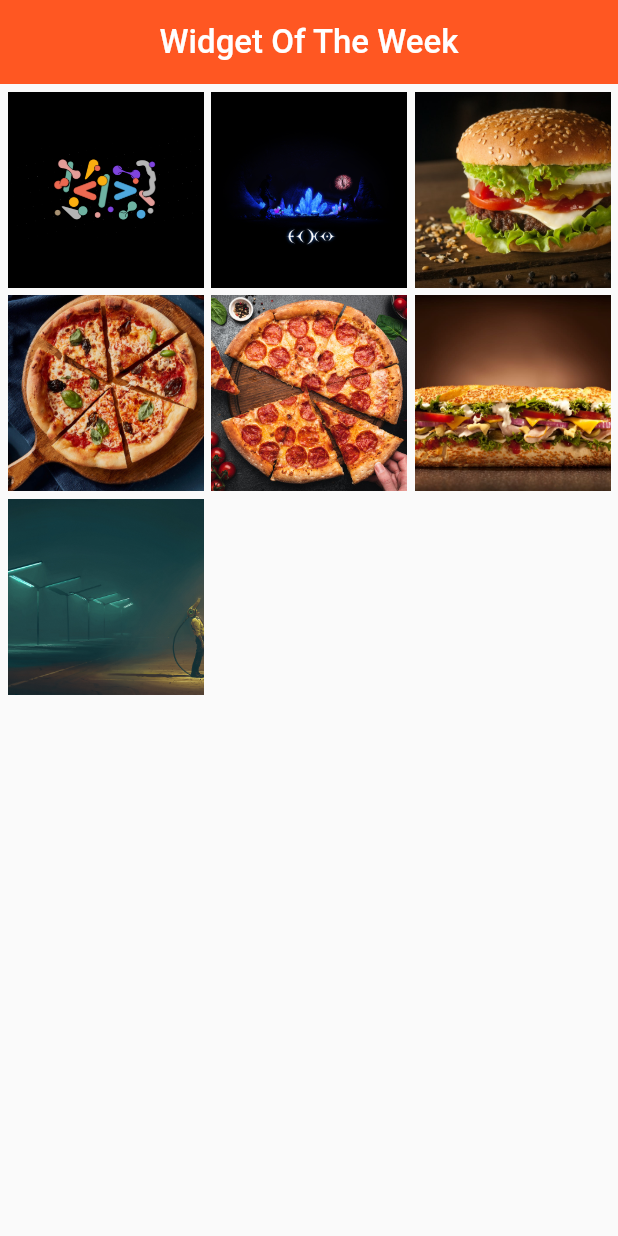
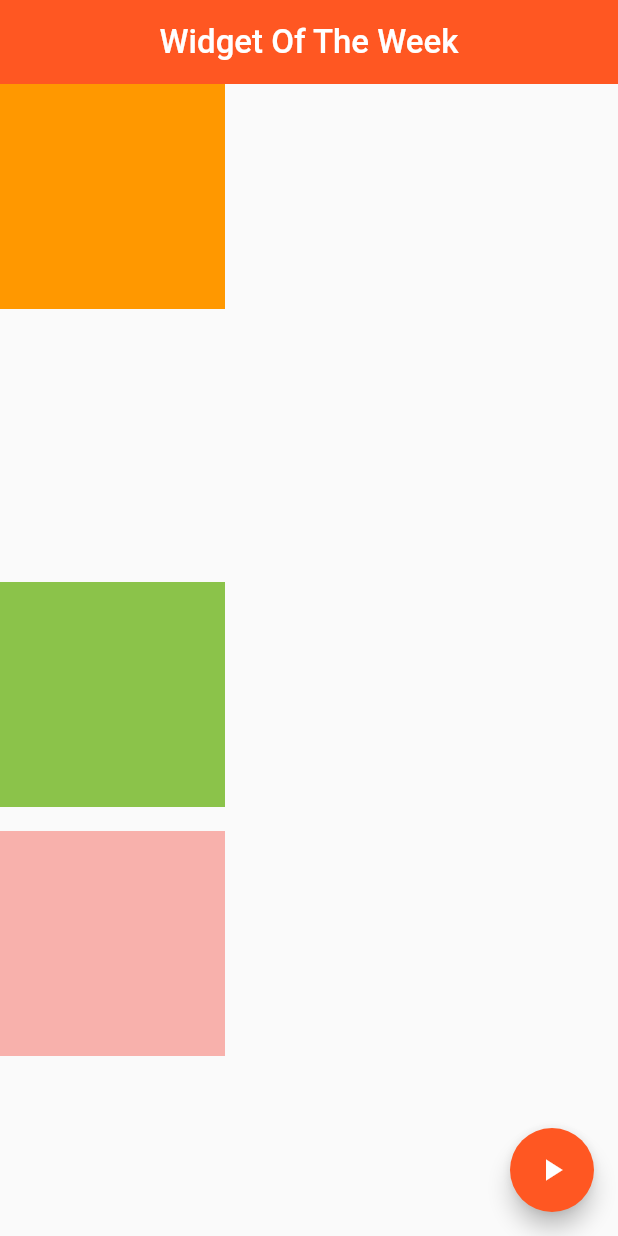
Before and after one commit to rifathossain82/Widget_of_the_week, a Flutter app: the screen it shows after launch, on a phone screen of 412 x 824 dp. Run offline on Flutter 3.47's test engine with Material 2 defaults, Android fonts, the phone set to English and light mode, and no system bars; our stand-ins replace animated_text_kit, device_info_plus, dio, flutter_slidable, location, sensors_plus and 1 more; missing offline and left inert: dart:js, snake, transformer_page_view.

Commit message:
practice app

```diff
--- /dev/null
+++ b/lib/Opacity_demo.dart
@@ -0,0 +1,66 @@
+import 'package:flutter/material.dart';
+
+class Opacity_demo extends StatefulWidget {
+  const Opacity_demo({Key? key}) : super(key: key);
+
+  @override
+  State<Opacity_demo> createState() => _Opacity_demoState();
+}
+
+class _Opacity_demoState extends State<Opacity_demo> {
+
+  double opacity_=0.4;
+  @override
+  void initState() {
+    // TODO: implement initState
+    super.initState();
+  }
+
+  @override
+  Widget build(BuildContext context) {
+    return Scaffold(
+      body: Column(
+        children: [
+          Container(
+            height: 150,
+            width: 150,
+            color: Colors.orange,
+          ),
+          SizedBox(height: 16,),
+          Opacity(
+            opacity: 0.0,
+            child: Container(
+              height: 150,
+              width: 150,
+              color: Colors.blue,
+            ),
+          ),
+          SizedBox(height: 16,),
+          Container(
+            height: 150,
+            width: 150,
+            color: Colors.lightGreen,
+          ),
+          SizedBox(height: 16,),
+          AnimatedOpacity(
+            duration: Duration(milliseconds: 4000),
+            opacity: opacity_,
+            child: Container(
+              height: 150,
+              width: 150,
+              color: Colors.red,
+            ),
+          ),
+        ],
+      ),
+      floatingActionButton: FloatingActionButton(
+        onPressed: (){
+          setState(() {
+            opacity_=1;
+          });
+        },
+        child: Icon(Icons.play_arrow),
+      ),
+    );
+  }
+}
--- a/lib/main.dart
+++ b/lib/main.dart
@@ -19,6 +19,7 @@ import 'package:widget_of_the_week/Back_drop_filter_demo.dart';
 import 'package:widget_of_the_week/Builder_use_demo.dart';
 import 'package:widget_of_the_week/CheckedBox_ListTile_Demo.dart';
 import 'package:widget_of_the_week/Clip_Oval_Demo.dart';
+import 'package:widget_of_the_week/Clip_R__rect_demo.dart';
 import 'package:widget_of_the_week/Clip_path_demo.dart';
 import 'package:widget_of_the_week/Color_filter.dart';
 import 'package:widget_of_the_week/Constraints_box_demo.dart';
@@ -26,9 +27,12 @@ import 'package:widget_of_the_week/Cupertino_action_sheet.dart';
 import 'package:widget_of_the_week/Data_table_demo.dart';
 import 'package:widget_of_the_week/Dismissible_demo/Dismissible_list_demo.dart';
 import 'package:widget_of_the_week/Draggable_scrollable_sheet.dart';
+import 'package:widget_of_the_week/Fade_Transition_demo.dart';
+import 'package:widget_of_the_week/Fade_in_image.dart';
 import 'package:widget_of_the_week/Fitted_box_demo.dart';
 import 'package:widget_of_the_week/Flexible_demo.dart';
 import 'package:widget_of_the_week/Fractionally_sizedbox_demo.dart';
+import 'package:widget_of_the_week/Future_builder_demo.dart';
 import 'package:widget_of_the_week/Hero_widget/Hero_widget_demo.dart';
 import 'package:widget_of_the_week/Image_demo.dart';
 import 'package:widget_of_the_week/Indexed_stack_demo.dart';
@@ -48,6 +52,7 @@ import 'package:widget_of_the_week/List_While_ScrollView_demo.dart';
 import 'package:widget_of_the_week/Location_demo.dart';
 import 'package:widget_of_the_week/Media_query_demo.dart';
 import 'package:widget_of_the_week/Notification_listener_demo.dart';
+import 'package:widget_of_the_week/Opacity_demo.dart';
 import 'package:widget_of_the_week/Orientation_builder_demo.dart';
 import 'package:widget_of_the_week/PageView/HomePage.dart';
 import 'package:widget_of_the_week/Physical_model_Demo.dart';
@@ -63,10 +68,13 @@ import 'package:widget_of_the_week/Show_about_dialog_demo.dart';
 import 'package:widget_of_the_week/Sized_box_demo.dart';
 import 'package:widget_of_the_week/Slidable_Demo.dart';
 import 'package:widget_of_the_week/Slider_demo.dart';
+import 'package:widget_of_the_week/Sliver_list_sliver_grid_demo.dart';
 import 'package:widget_of_the_week/SnackBar_Demo.dart';
 import 'package:widget_of_the_week/Spacer_demo.dart';
 import 'package:widget_of_the_week/Stack_demo.dart';
+import 'package:widget_of_the_week/Stream_builder_demo.dart';
 import 'package:widget_of_the_week/SwitchListTile_Demo.dart';
+import 'package:widget_of_the_week/Table_demo.dart';
 import 'package:widget_of_the_week/Toggle_buttons_demo.dart';
 import 'package:widget_of_the_week/Tool_tip_demo.dart';
 import 'package:widget_of_the_week/Transform_demo.dart';
@@ -118,7 +126,7 @@ class _MyAppState extends State<MyApp> {
           resizeToAvoidBottomInset: false,
           //backgroundColor: Colors.blueGrey[900],
           appBar: appbar,
-          body: Hero_widget_demo(),
+          body: Opacity_demo(),
         )
     );
   }
```
Also changed, not shown: lib/Clip_R__rect_demo.dart (added, +19 -0 lines), lib/Fade_Transition_demo.dart (added, +52 -0 lines), lib/Fade_in_image.dart (added, +36 -0 lines), lib/Future_builder_demo.dart (added, +22 -0 lines), lib/Sliver_list_sliver_grid_demo.dart (added, +44 -0 lines), lib/Stream_builder_demo.dart (added, +41 -0 lines), lib/Table_demo.dart (added, +69 -0 lines).
